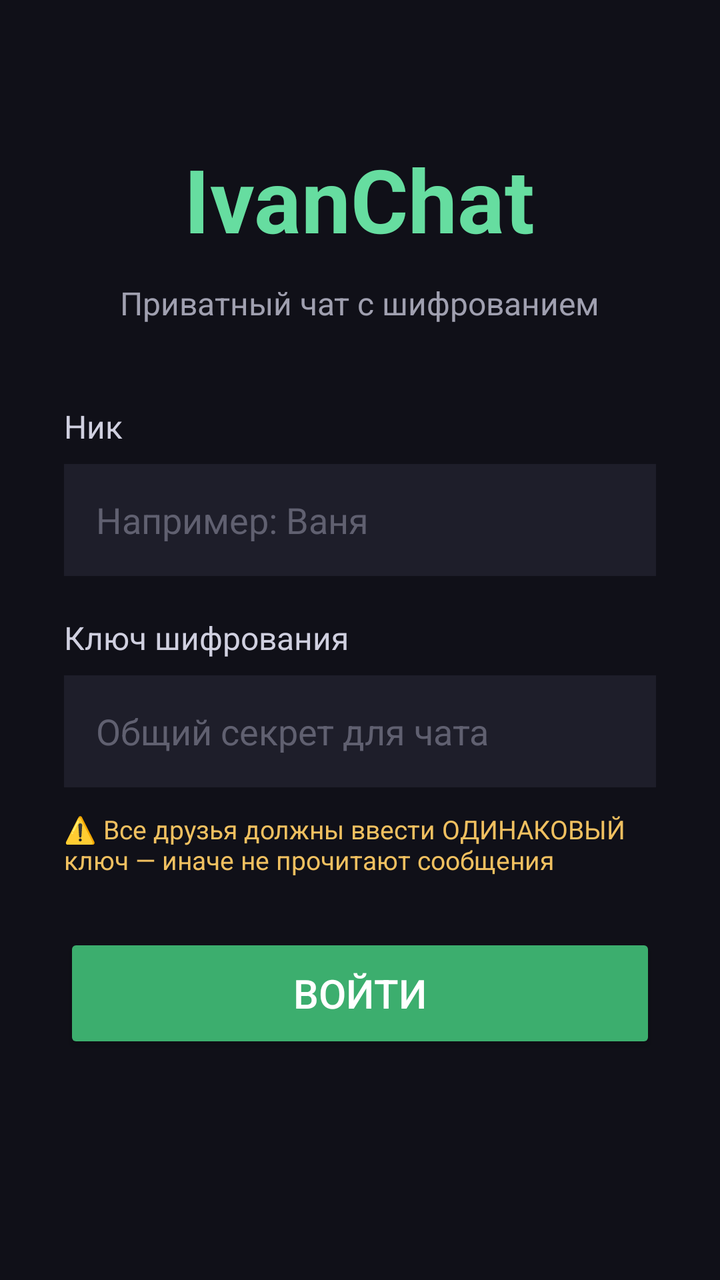
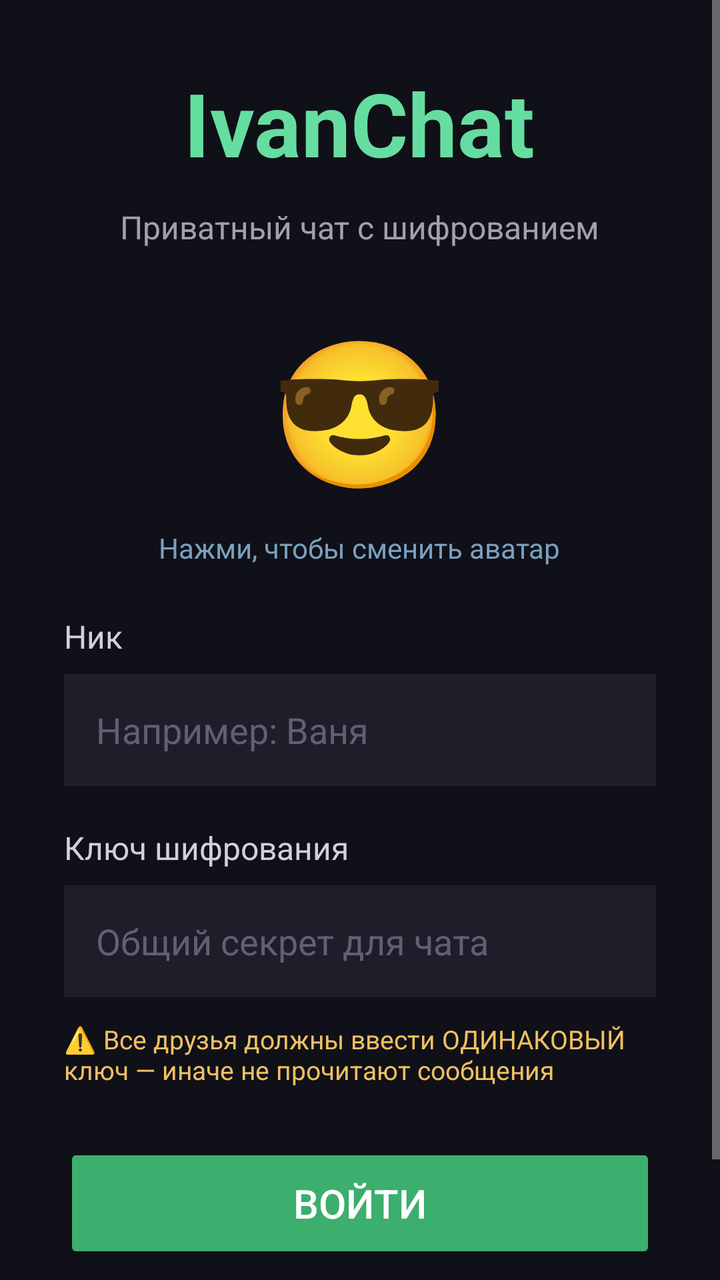

Screens rendered from an Android XML layout before and after an edit, with the pre-edit source and the edit as a unified diff.
<!-- AndroidManifest.xml: application theme Theme.IvanChat -->
<!-- res/layout/activity_login.xml -->
<?xml version="1.0" encoding="utf-8"?>
<LinearLayout xmlns:android="http://schemas.android.com/apk/res/android"
    android:layout_width="match_parent"
    android:layout_height="match_parent"
    android:orientation="vertical"
    android:background="#101018"
    android:gravity="center"
    android:padding="32dp">

    <TextView
        android:layout_width="wrap_content"
        android:layout_height="wrap_content"
        android:text="IvanChat"
        android:textColor="#66DDA0"
        android:textSize="44sp"
        android:textStyle="bold"
        android:layout_marginBottom="12dp" />

    <TextView
        android:layout_width="wrap_content"
        android:layout_height="wrap_content"
        android:text="Приватный чат с шифрованием"
        android:textColor="#A0A0B0"
        android:textSize="16sp"
        android:layout_marginBottom="40dp" />

    <TextView
        android:layout_width="match_parent"
        android:layout_height="wrap_content"
        android:text="Ник"
        android:textColor="#D0D0E0"
        android:textSize="16sp"
        android:layout_marginBottom="8dp" />

    <EditText
        android:id="@+id/nickInput"
        android:layout_width="match_parent"
        android:layout_height="56dp"
        android:background="#1E1E2A"
        android:paddingHorizontal="16dp"
        android:textColor="#FFFFFF"
        android:textColorHint="#606070"
        android:textSize="18sp"
        android:hint="Например: Ваня"
        android:inputType="textPersonName"
        android:maxLength="20"
        android:layout_marginBottom="20dp" />

    <TextView
        android:layout_width="match_parent"
        android:layout_height="wrap_content"
        android:text="Ключ шифрования"
        android:textColor="#D0D0E0"
        android:textSize="16sp"
        android:layout_marginBottom="8dp" />

    <EditText
        android:id="@+id/keyInput"
        android:layout_width="match_parent"
        android:layout_height="56dp"
        android:background="#1E1E2A"
        android:paddingHorizontal="16dp"
        android:textColor="#FFFFFF"
        android:textColorHint="#606070"
        android:textSize="18sp"
        android:hint="Общий секрет для чата"
        android:inputType="textPassword"
        android:layout_marginBottom="12dp" />

    <TextView
        android:layout_width="match_parent"
        android:layout_height="wrap_content"
        android:text="⚠️ Все друзья должны ввести ОДИНАКОВЫЙ ключ — иначе не прочитают сообщения"
        android:textColor="#F0C060"
        android:textSize="13sp"
        android:layout_marginBottom="28dp" />

    <Button
        android:id="@+id/enterBtn"
        android:layout_width="match_parent"
        android:layout_height="60dp"
        android:text="Войти"
        android:textSize="20sp"
        android:textColor="#FFFFFF"
        android:backgroundTint="#3CAE6E" />

    <TextView
        android:id="@+id/statusText"
        android:layout_width="wrap_content"
        android:layout_height="wrap_content"
        android:text=""
        android:textColor="#A0A0B0"
        android:textSize="14sp"
        android:layout_marginTop="24dp"
        android:gravity="center" />

</LinearLayout>
<!-- resources referenced by this layout -->
<resources>
  <style name="Theme.IvanChat" parent="Theme.AppCompat.NoActionBar">
          <item name="android:windowBackground">@android:color/black</item>
          <item name="android:colorBackground">@android:color/black</item>
          <item name="android:textColor">@android:color/white</item>
      </style>
</resources>

<!-- the commit's change to res/layout/activity_login.xml (unified diff, before → after) -->
@@ -1,97 +1,123 @@
 <?xml version="1.0" encoding="utf-8"?>
-<LinearLayout xmlns:android="http://schemas.android.com/apk/res/android"
+<ScrollView xmlns:android="http://schemas.android.com/apk/res/android"
     android:layout_width="match_parent"
     android:layout_height="match_parent"
-    android:orientation="vertical"
     android:background="#101018"
-    android:gravity="center"
-    android:padding="32dp">
+    android:fillViewport="true">
 
-    <TextView
-        android:layout_width="wrap_content"
-        android:layout_height="wrap_content"
-        android:text="IvanChat"
-        android:textColor="#66DDA0"
-        android:textSize="44sp"
-        android:textStyle="bold"
-        android:layout_marginBottom="12dp" />
-
-    <TextView
-        android:layout_width="wrap_content"
-        android:layout_height="wrap_content"
-        android:text="Приватный чат с шифрованием"
-        android:textColor="#A0A0B0"
-        android:textSize="16sp"
-        android:layout_marginBottom="40dp" />
-
-    <TextView
+    <LinearLayout
         android:layout_width="match_parent"
         android:layout_height="wrap_content"
-        android:text="Ник"
-        android:textColor="#D0D0E0"
-        android:textSize="16sp"
-        android:layout_marginBottom="8dp" />
+        android:orientation="vertical"
+        android:gravity="center"
+        android:padding="32dp">
 
-    <EditText
-        android:id="@+id/nickInput"
-        android:layout_width="match_parent"
-        android:layout_height="56dp"
-        android:background="#1E1E2A"
-        android:paddingHorizontal="16dp"
-        android:textColor="#FFFFFF"
-        android:textColorHint="#606070"
-        android:textSize="18sp"
-        android:hint="Например: Ваня"
-        android:inputType="textPersonName"
-        android:maxLength="20"
-        android:layout_marginBottom="20dp" />
+        <TextView
+            android:layout_width="wrap_content"
+            android:layout_height="wrap_content"
+            android:text="IvanChat"
+            android:textColor="#66DDA0"
+            android:textSize="44sp"
+            android:textStyle="bold"
+            android:layout_marginBottom="12dp" />
 
-    <TextView
-        android:layout_width="match_parent"
-        android:layout_height="wrap_content"
-        android:text="Ключ шифрования"
-        android:textColor="#D0D0E0"
-        android:textSize="16sp"
-        android:layout_marginBottom="8dp" />
+        <TextView
+            android:layout_width="wrap_content"
+            android:layout_height="wrap_content"
+            android:text="Приватный чат с шифрованием"
+            android:textColor="#A0A0B0"
+            android:textSize="16sp"
+            android:layout_marginBottom="24dp" />
 
-    <EditText
-        android:id="@+id/keyInput"
-        android:layout_width="match_parent"
-        android:layout_height="56dp"
-        android:background="#1E1E2A"
-        android:paddingHorizontal="16dp"
-        android:textColor="#FFFFFF"
-        android:textColorHint="#606070"
-        android:textSize="18sp"
-        android:hint="Общий секрет для чата"
-        android:inputType="textPassword"
-        android:layout_marginBottom="12dp" />
+        
+        <TextView
+            android:id="@+id/avatarText"
+            android:layout_width="wrap_content"
+            android:layout_height="wrap_content"
+            android:text="😎"
+            android:textSize="72sp"
+            android:padding="8dp"
+            android:layout_marginBottom="4dp" />
 
-    <TextView
-        android:layout_width="match_parent"
-        android:layout_height="wrap_content"
-        android:text="⚠️ Все друзья должны ввести ОДИНАКОВЫЙ ключ — иначе не прочитают сообщения"
-        android:textColor="#F0C060"
-        android:textSize="13sp"
-        android:layout_marginBottom="28dp" />
+        <TextView
+            android:id="@+id/avatarPicker"
+            android:layout_width="wrap_content"
+            android:layout_height="wrap_content"
+            android:text="Нажми, чтобы сменить аватар"
+            android:textColor="#7AA0C0"
+            android:textSize="14sp"
+            android:layout_marginBottom="24dp" />
 
-    <Button
-        android:id="@+id/enterBtn"
-        android:layout_width="match_parent"
-        android:layout_height="60dp"
-        android:text="Войти"
-        android:textSize="20sp"
-        android:textColor="#FFFFFF"
-        android:backgroundTint="#3CAE6E" />
+        <TextView
+            android:layout_width="match_parent"
+            android:layout_height="wrap_content"
+            android:text="Ник"
+            android:textColor="#D0D0E0"
+            android:textSize="16sp"
+            android:layout_marginBottom="8dp" />
 
-    <TextView
-        android:id="@+id/statusText"
-        android:layout_width="wrap_content"
-        android:layout_height="wrap_content"
-        android:text=""
-        android:textColor="#A0A0B0"
-        android:textSize="14sp"
-        android:layout_marginTop="24dp"
-        android:gravity="center" />
+        <EditText
+            android:id="@+id/nickInput"
+            android:layout_width="match_parent"
+            android:layout_height="56dp"
+            android:background="#1E1E2A"
+            android:paddingHorizontal="16dp"
+            android:textColor="#FFFFFF"
+            android:textColorHint="#606070"
+            android:textSize="18sp"
+            android:hint="Например: Ваня"
+            android:inputType="textPersonName"
+            android:maxLength="20"
+            android:layout_marginBottom="20dp" />
 
-</LinearLayout>
+        <TextView
+            android:layout_width="match_parent"
+            android:layout_height="wrap_content"
+            android:text="Ключ шифрования"
+            android:textColor="#D0D0E0"
+            android:textSize="16sp"
+            android:layout_marginBottom="8dp" />
+
+        <EditText
+            android:id="@+id/keyInput"
+            android:layout_width="match_parent"
+            android:layout_height="56dp"
+            android:background="#1E1E2A"
+            android:paddingHorizontal="16dp"
+            android:textColor="#FFFFFF"
+            android:textColorHint="#606070"
+            android:textSize="18sp"
+            android:hint="Общий секрет для чата"
+            android:inputType="textPassword"
+            android:layout_marginBottom="12dp" />
+
+        <TextView
+            android:layout_width="match_parent"
+            android:layout_height="wrap_content"
+            android:text="⚠️ Все друзья должны ввести ОДИНАКОВЫЙ ключ — иначе не прочитают сообщения"
+            android:textColor="#F0C060"
+            android:textSize="13sp"
+            android:layout_marginBottom="28dp" />
+
+        <Button
+            android:id="@+id/enterBtn"
+            android:layout_width="match_parent"
+            android:layout_height="60dp"
+            android:text="Войти"
+            android:textSize="20sp"
+            android:textColor="#FFFFFF"
+            android:backgroundTint="#3CAE6E" />
+
+        <TextView
+            android:id="@+id/statusText"
+            android:layout_width="wrap_content"
+            android:layout_height="wrap_content"
+            android:text=""
+            android:textColor="#A0A0B0"
+            android:textSize="14sp"
+            android:layout_marginTop="24dp"
+            android:gravity="center" />
+
+    </LinearLayout>
+
+</ScrollView>
